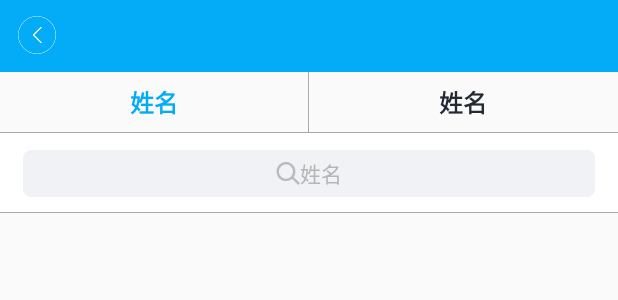
After one commit to sun529417168/LiBenli, an Android app: the layout activity_mine_pointselected.xml on its own in the app's theme, with its tools: preview values and no code run, on a phone screen of 412 x 824 dp. The commit adds this screen. Shown: the top 300 px of the screen. Run offline under Robolectric (Android 15) with nearby library versions, the phone set to English and light mode, and no system bars.

Commit message:
教师端UI大致完成

```diff
--- /dev/null
+++ b/app/src/main/res/layout/activity_mine_pointselected.xml
@@ -0,0 +1,123 @@
+<?xml version="1.0" encoding="utf-8"?>
+<LinearLayout xmlns:android="http://schemas.android.com/apk/res/android"
+    android:orientation="vertical" android:layout_width="match_parent"
+    android:layout_height="match_parent">
+    <!--点到信息查询-->
+    <include
+        android:id="@+id/rl_title"
+        layout="@layout/title" />
+    <LinearLayout
+        android:id="@+id/ll_type"
+        android:layout_below="@id/view1"
+        android:layout_width="match_parent"
+        android:layout_height="40dp"
+        android:gravity="center_vertical"
+        android:weightSum="2">
+        <LinearLayout
+            android:layout_weight="1"
+            android:layout_width="wrap_content"
+            android:layout_height="wrap_content"
+            android:gravity="center">
+            <TextView
+                style="@style/notice_title"
+                android:textColor="@color/blue4"
+                android:text="@string/pointselect_name"/>
+        </LinearLayout>
+        <View
+            android:layout_width="0.5dp"
+            android:layout_height="match_parent"
+            android:background="@color/gray"/>
+        <LinearLayout
+            android:layout_weight="1"
+            android:layout_width="wrap_content"
+            android:layout_height="wrap_content"
+            android:gravity="center">
+            <TextView
+                style="@style/notice_title"
+                android:text="@string/pointselect_name"/>
+        </LinearLayout>
+    </LinearLayout>
+    <View
+        android:id="@+id/view2"
+        android:layout_below="@id/ll_type"
+        style="@style/line_color_gray" />
+    <LinearLayout
+        android:id="@+id/ll_search_name"
+        android:layout_width="match_parent"
+        android:layout_height="53dp"
+        android:paddingTop="11dp"
+        android:background="@color/white"
+        android:orientation="vertical" >
+
+        <RelativeLayout
+            android:id="@+id/search_textview_layout"
+            android:layout_width="match_parent"
+            android:layout_height="31dp"
+            android:layout_marginLeft="15dp"
+            android:layout_marginRight="15dp"
+            android:background="@drawable/searchbg" >
+
+            <LinearLayout
+                android:layout_width="wrap_content"
+                android:layout_height="match_parent"
+                android:layout_alignParentTop="true"
+                android:layout_centerInParent="true"
+                android:gravity="center_vertical" >
+
+                <ImageView
+                    android:layout_width="16dp"
+                    android:layout_height="15dp"
+                    android:background="@mipmap/name_search" />
+
+                <TextView
+                    android:layout_width="wrap_content"
+                    android:layout_height="wrap_content"
+                    android:text="@string/scores_name"
+                    android:textColor="@color/colorb5b5b5"
+                    android:textSize="14sp" />
+            </LinearLayout>
+        </RelativeLayout>
+
+        <RelativeLayout
+            android:id="@+id/search_edittext_layout"
+            android:layout_width="match_parent"
+            android:layout_height="31dp"
+            android:layout_marginLeft="15dp"
+            android:layout_marginRight="15dp"
+            android:background="@drawable/searchbg"
+            android:visibility="gone" >
+
+            <EditText
+                android:id="@+id/edit_search"
+                android:layout_width="match_parent"
+                android:layout_height="wrap_content"
+                android:layout_centerVertical="true"
+                android:background="@null"
+                android:gravity="center_vertical"
+                android:hint="@string/scores_name"
+                android:imeOptions="actionSearch"
+                android:inputType="text"
+                android:paddingLeft="25dp"
+                android:singleLine="true"
+                android:textColor="@color/colorb5b5b5"
+                android:textColorHint="@color/colorb5b5b5"
+                android:textSize="14sp" />
+
+            <ImageView
+                android:layout_width="16dp"
+                android:layout_height="15dp"
+                android:layout_alignBottom="@+id/edit_search"
+                android:layout_alignLeft="@+id/edit_search"
+                android:layout_alignTop="@+id/edit_search"
+                android:layout_centerVertical="true"
+                android:layout_marginLeft="5dp"
+                android:src="@mipmap/name_search" />
+        </RelativeLayout>
+
+        <View
+            android:layout_marginTop="10dp"
+            style="@style/line_color_gray"/>
+    </LinearLayout>
+    <!--ListView-->
+
+</LinearLayout>
--- a/app/src/main/res/layout/fragment_notice.xml
+++ b/app/src/main/res/layout/fragment_notice.xml
@@ -4,6 +4,7 @@
     android:layout_height="match_parent"
     android:background="@color/background"
     android:orientation="vertical">
+    <!--成绩排行-->
     <include
         android:id="@+id/rl_title"
         layout="@layout/title" />
--- a/app/src/main/res/layout/fragment_problem.xml
+++ b/app/src/main/res/layout/fragment_problem.xml
@@ -4,6 +4,7 @@
     android:layout_height="match_parent"
     android:background="@color/background"
     android:orientation="vertical">
+    <!--训练课程-->
     <include
         android:id="@+id/rl_title"
         layout="@layout/title" />
--- a/app/src/main/res/layout/fragment_task.xml
+++ b/app/src/main/res/layout/fragment_task.xml
@@ -4,6 +4,7 @@
     android:layout_height="match_parent"
     android:background="@color/background"
     android:orientation="vertical">
+    <!--点名-->
     <include
         android:id="@+id/rl_title"
         layout="@layout/title" />
```
Also changed, not shown: app/src/main/res/layout/activity_mine_contact.xml (added, +10 -0 lines), app/src/main/res/layout/activity_mine_studentlist.xml (added, +17 -0 lines), app/src/main/res/layout/activity_studentlist_add.xml (added, +110 -0 lines), app/src/main/res/layout/activity_studentlist_details.xml (added, +128 -0 lines), app/src/main/res/layout/item_mine_pointselected.xml (added, +27 -0 lines), app/src/main/res/layout/item_mine_studentlist.xml (added, +30 -0 lines), app/src/main/res/values/strings.xml (+18 -0 lines), 18 other files.
